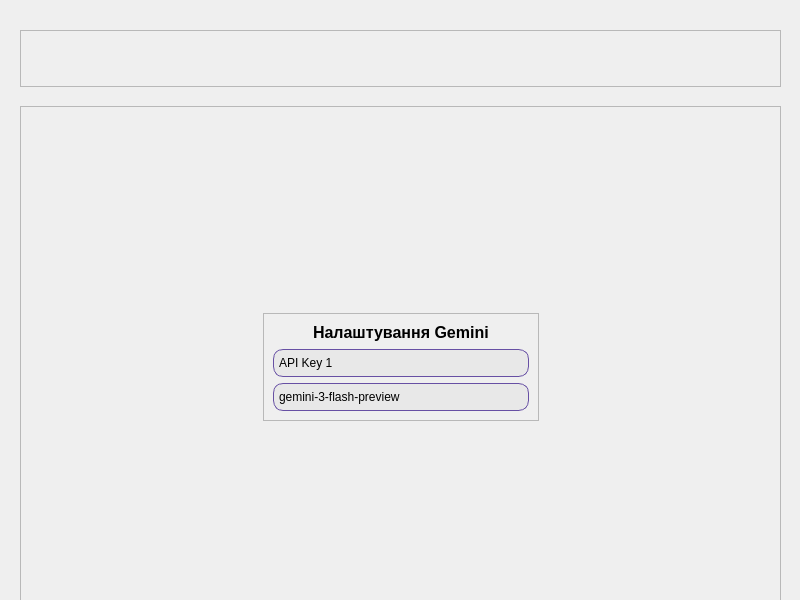
This is mainwindow.ui in kinyelocom-gif/caloriescalculator as Qt 5 draws it before an edit. The edited form follows.
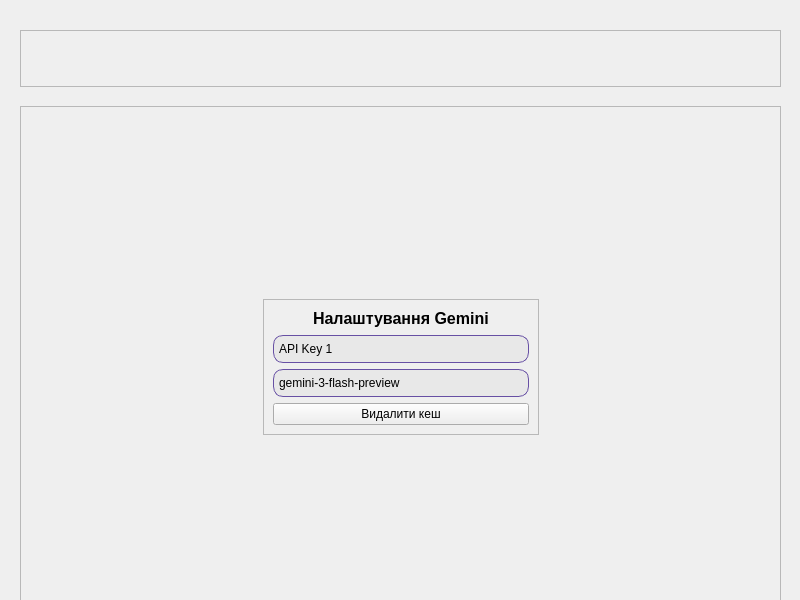
This is the edited form. The open tabs and pages were chosen to show the change. Icons and pictures are not drawn.

Patch:
```diff
--- a/mainwindow.ui
+++ b/mainwindow.ui
@@ -3050,6 +3050,16 @@
               </item>
              </widget>
             </item>
+            <item>
+             <widget class="QPushButton" name="saveDel">
+              <property name="styleSheet">
+               <string notr="true"/>
+              </property>
+              <property name="text">
+               <string>Видалити кеш</string>
+              </property>
+             </widget>
+            </item>
            </layout>
           </widget>
          </item>
```
Left out of the diff: 2 changed lines with no effect on the pictures.
